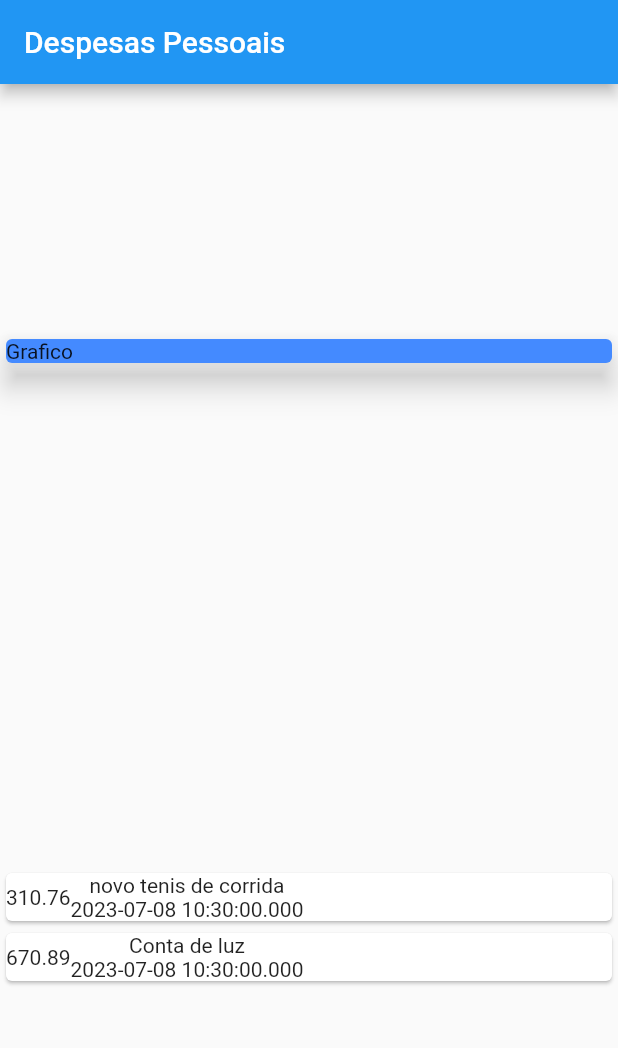
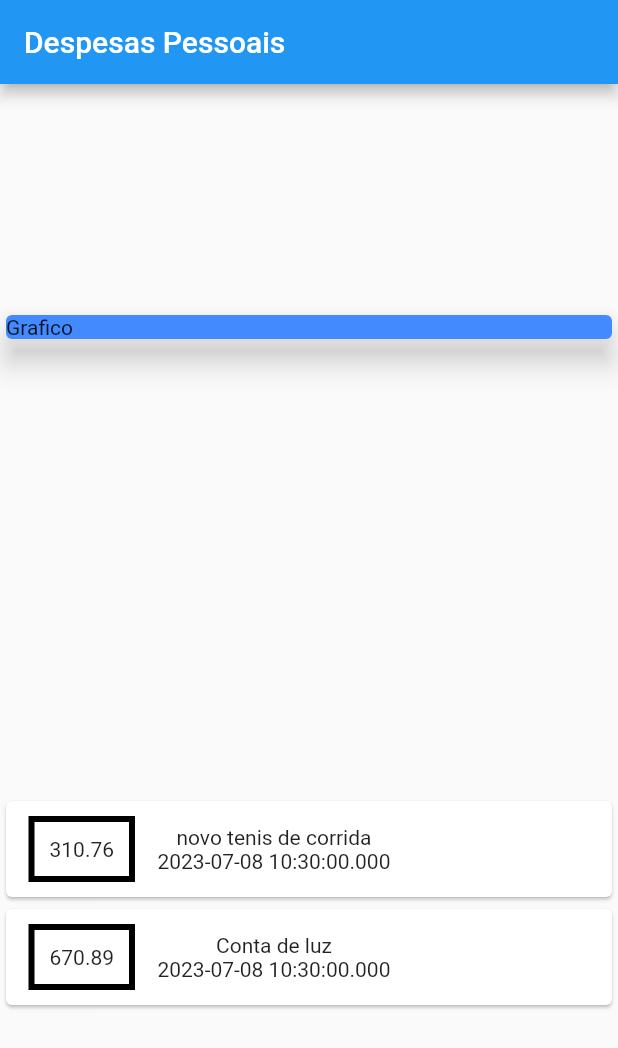
Before and after one commit to CSIRamone/expenses, a Flutter app: the screen it shows after launch, on a phone screen of 412 x 824 dp. Shown: the top 1048 px of the screen. Run offline on Flutter 3.47's test engine with Material 2 defaults, Android fonts, the phone set to English and light mode, and no system bars.

Commit message:
Aplicando EstilosDecoration BoxDecoration

```diff
--- a/lib/main.dart
+++ b/lib/main.dart
@@ -50,6 +50,17 @@ class MyHomePage extends StatelessWidget {
                 child: Row(
                   children: [
                     Container(
+                      margin: EdgeInsets.symmetric(
+                        horizontal: 15,
+                        vertical: 10,
+                      ),
+                      decoration: BoxDecoration(
+                        border: Border.all(
+                          color: Colors.black,
+                          width: 4,
+                        ),
+                      ),
+                      padding: EdgeInsets.all(10),
                       child: Text(tr.value.toString()),
                     ),
                     Column(
```
